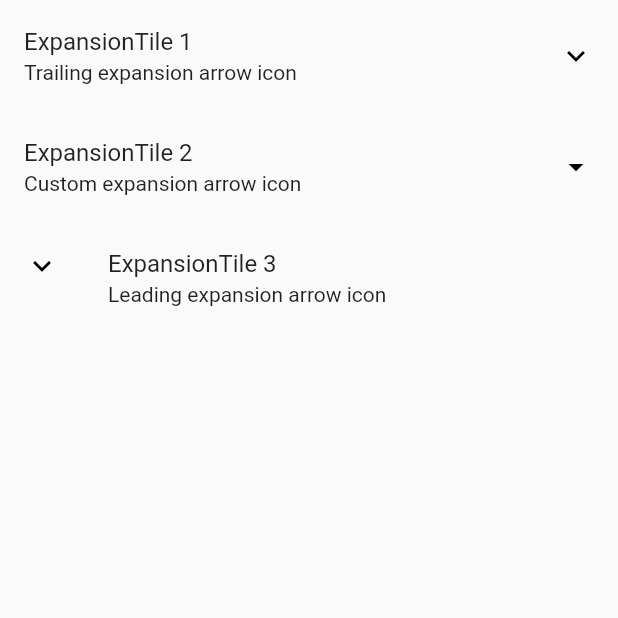
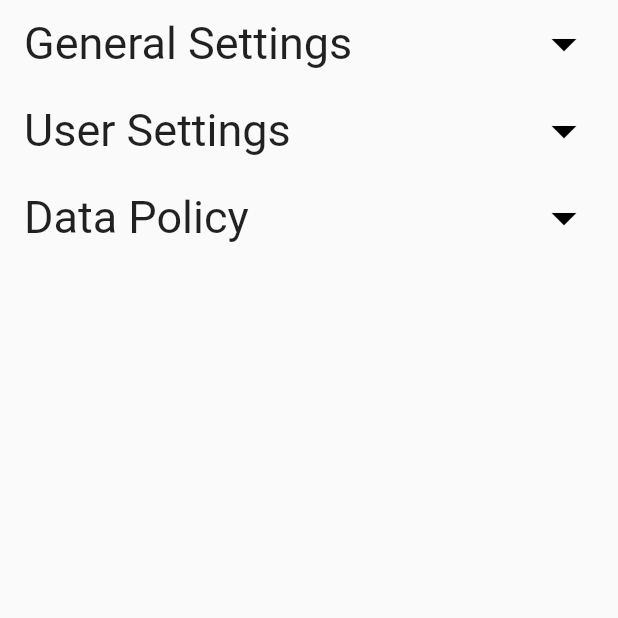
Before and after one commit to katskoru/login_app, a Flutter app: the SettingsPage screen opened directly, on a phone screen of 412 x 824 dp, the top half of it. Run offline on Flutter 3.47's test engine with Material 2 defaults, Android fonts, the phone set to English and light mode, and no system bars.

Commit message:
expansion_tile

```diff
--- a/lib/settings_page.dart
+++ b/lib/settings_page.dart
@@ -14,34 +14,50 @@ class _SettingsPageState extends State<SettingsPage> {
     return Scaffold(
         body: Column(
       children: [
-        const ExpansionTile(
-          title: Text('ExpansionTile 1'),
-          subtitle: Text('Trailing expansion arrow icon'),
+        ExpansionTile(
+          title: Text(
+            "General Settings",
+            style: TextStyle(fontSize: 30),
+          ),
+          trailing: Icon(
+            _customTileExpanded ? Icons.arrow_drop_up : Icons.arrow_drop_down,
+            size: 40.0,
+          ),
           children: <Widget>[
-            ListTile(title: Text('This is tile number 1')),
+            ListTile(
+                title: Text(
+                    "Lorem ipsum dolor sit amet, consectetur adipiscing elit. Aliquam finibus felis eros, id vulputate tellus vehicula non. Ut vitae laoreet lorem. Donec ac metus vestibulum erat semper fermentum. Etiam varius lectus et convallis gravida. Aenean id porta odio, faucibus malesuada orci.")),
           ],
         ),
         ExpansionTile(
-          title: const Text('ExpansionTile 2'),
-          subtitle: const Text('Custom expansion arrow icon'),
+          title: const Text(
+            "User Settings",
+            style: TextStyle(fontSize: 30),
+          ),
           trailing: Icon(
-            _customTileExpanded
-                ? Icons.arrow_drop_down_circle
-                : Icons.arrow_drop_down,
+            _customTileExpanded ? Icons.arrow_drop_up : Icons.arrow_drop_down,
+            size: 40.0,
           ),
           children: const <Widget>[
-            ListTile(title: Text('This is tile number 2')),
+            ListTile(
+                title: Text(
+              "Quisque lacus magna, interdum blandit orci at, porttitor placerat enim. Maecenas rutrum, nulla et porta efficitur, nisi diam pellentesque ex, nec commodo turpis ligula quis tellus. ",
+            )),
           ],
           onExpansionChanged: (bool expanded) {
             setState(() => _customTileExpanded = expanded);
           },
         ),
-        const ExpansionTile(
-          title: Text('ExpansionTile 3'),
-          subtitle: Text('Leading expansion arrow icon'),
-          controlAffinity: ListTileControlAffinity.leading,
+        ExpansionTile(
+          title: Text("Data Policy", style: TextStyle(fontSize: 30)),
+          trailing: Icon(
+            _customTileExpanded ? Icons.arrow_drop_up : Icons.arrow_drop_down,
+            size: 40.0,
+          ),
           children: <Widget>[
-            ListTile(title: Text('This is tile number 3')),
+            ListTile(
+                title: Text(
+                    "Pellentesque tellus justo, elementum vitae sagittis faucibus, varius quis nunc.")),
           ],
         ),
       ],
--- a/lib/social_page.dart
+++ b/lib/social_page.dart
@@ -114,6 +114,9 @@ class _SocialPageState extends State<SocialPage> {
               },
             ),
           ),
+          SizedBox(
+            height: 260,
+          ),
           ElevatedButton(
             onPressed: () {
               setState(() {
```
Also changed, not shown: lib/home.dart (deleted).
